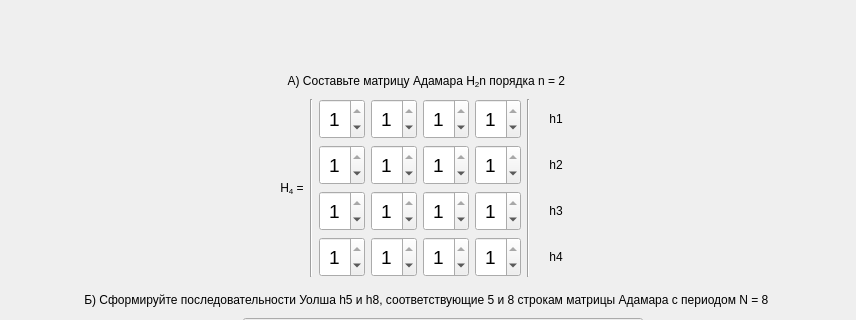
First picture: the form in task/screentask4.ui, repository bukhmastov/fpsp, before the edit; both pictures show x 0 to 856 and y 0 to 320 of the 856 by 460 pixel window.
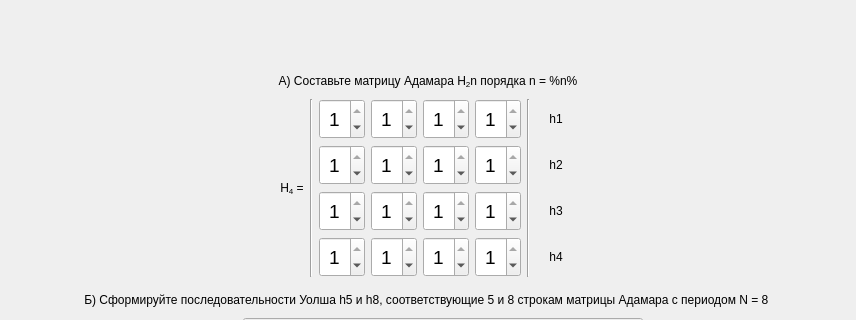
Second picture: the form after the edit.

What changed in the file:
```diff
--- a/task/screentask4.ui
+++ b/task/screentask4.ui
@@ -47,7 +47,7 @@
         <string notr="true">font: 75 16pt &quot;MS Shell Dlg 2&quot;;</string>
        </property>
        <property name="text">
-        <string>А) Составьте матрицу Адамара H&lt;sub&gt;2&lt;/sub&gt;n порядка n = 2 </string>
+        <string>А) Составьте матрицу Адамара H&lt;sub&gt;2&lt;/sub&gt;n порядка n = %n%</string>
        </property>
        <property name="alignment">
         <set>Qt::AlignCenter</set>
```
